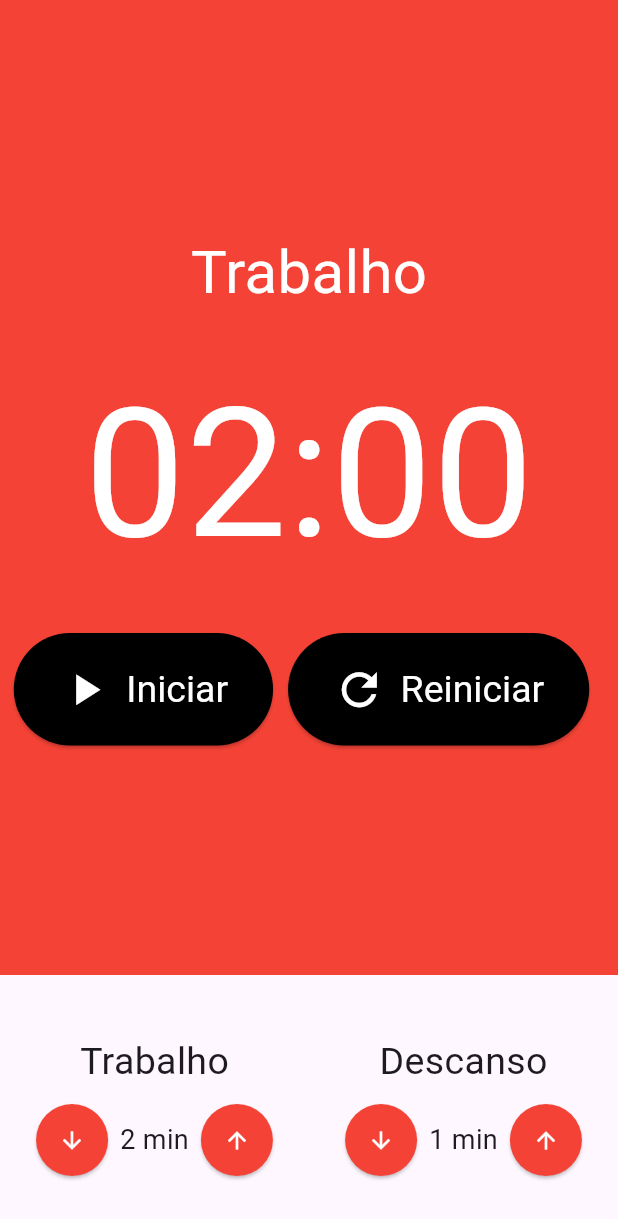
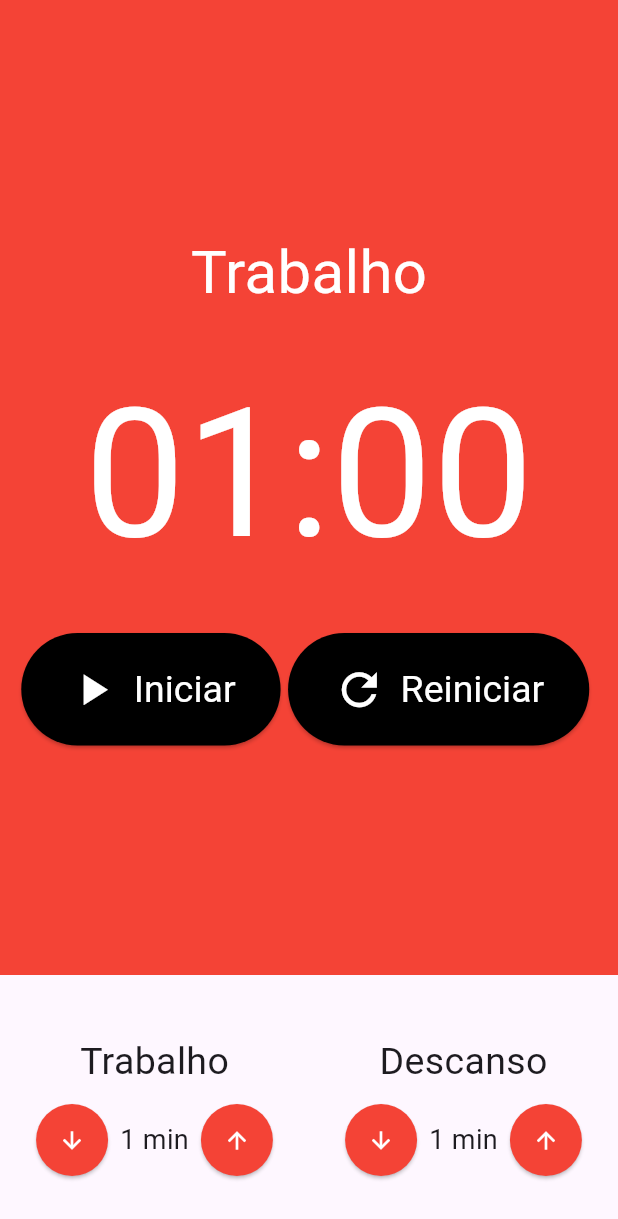
Before and after one commit to EuRafaelaSantos/pomodoro, a Flutter app: the screen it shows after launch, on a phone screen of 412 x 824 dp. Shown: the top 1219 px of the screen. Run offline on Flutter 3.47's test engine with Material 3 defaults, Android fonts, the phone set to English and light mode, and no system bars; our stand-ins replace flutter_mobx, mobx; generated files the repository leaves out were written again.

Commit message:
ajustes de tempo e tamanho do botão

```diff
--- a/lib/components/cronometro.dart
+++ b/lib/components/cronometro.dart
@@ -34,7 +34,7 @@ class Cronometro extends StatelessWidget {
               children: [
                 if (!store.iniciado)
                   Padding(
-                    padding: const EdgeInsets.only(right: 10),
+                    padding: const EdgeInsets.only(right: 5),
                     child: Cronometrobotao(
                       texto: 'Iniciar',
                       icone: Icons.play_arrow,
@@ -43,7 +43,7 @@ class Cronometro extends StatelessWidget {
                   ),
                 if (store.iniciado)
                   Padding(
-                    padding: const EdgeInsets.only(right: 10),
+                    padding: const EdgeInsets.only(right: 5),
                     child: Cronometrobotao(
                       texto: 'Parar',
                       icone: Icons.stop,
@@ -51,7 +51,7 @@ class Cronometro extends StatelessWidget {
                     ),
                   ),
                 Padding(
-                  padding: const EdgeInsets.only(right: 10),
+                  padding: const EdgeInsets.only(right: 5),
                   child: Cronometrobotao(
                     texto: 'Reiniciar',
                     icone: Icons.refresh,
--- a/lib/store/pomodoro.store.dart
+++ b/lib/store/pomodoro.store.dart
@@ -11,12 +11,12 @@ abstract class _PomodoroStore with Store {
   @observable
   bool iniciado = false;
   @observable
-  int minutos = 2;
+  int minutos = 1;
 
   @observable
   int segundos = 0;
   @observable
-  int tempoTrabalho = 2;
+  int tempoTrabalho = 1;
 
   @observable
   int tempoDescanso = 1;
```
